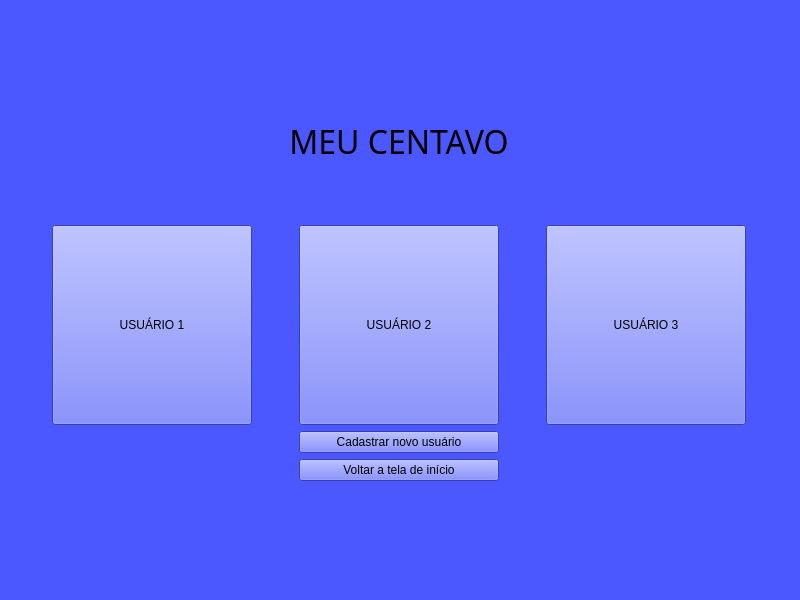
Before: the Qt Designer form MeuCentavoApp/Designer/Forms/formUsuario.ui in bee0ne1/MeuCentavo, drawn with Qt 5.
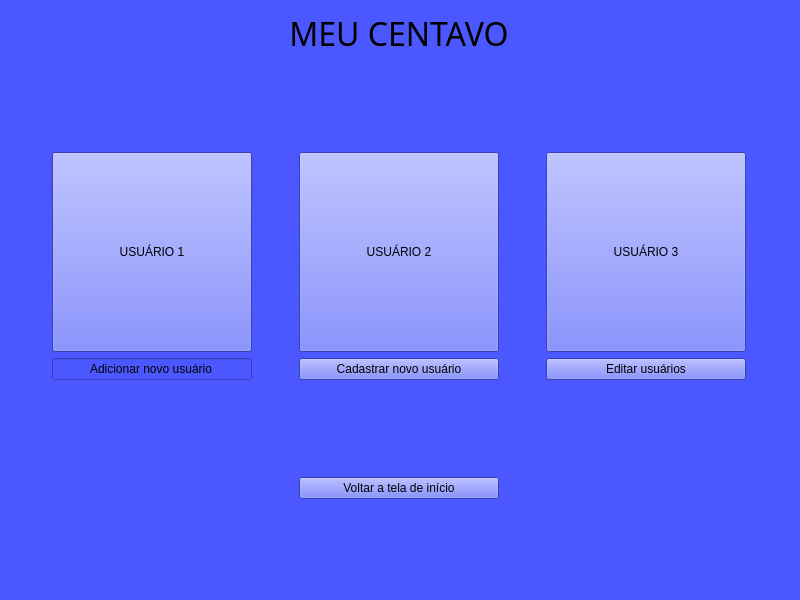
After: the same form once the commit is applied.

Commit message: ativar botão de gravar usuario,visualizar senha

```diff
--- a/MeuCentavoApp/Designer/Forms/formUsuario.ui
+++ b/MeuCentavoApp/Designer/Forms/formUsuario.ui
@@ -31,26 +31,26 @@
   <layout class="QVBoxLayout" name="verticalLayout">
    <item>
     <layout class="QGridLayout" name="gridLayout">
-     <item row="1" column="1">
-      <widget class="QPushButton" name="buttonUsuarioSwitch2">
-       <property name="sizePolicy">
-        <sizepolicy hsizetype="Fixed" vsizetype="Fixed">
-         <horstretch>0</horstretch>
-         <verstretch>0</verstretch>
-        </sizepolicy>
-       </property>
+     <item row="3" column="1">
+      <widget class="QPushButton" name="buttonCadastro">
        <property name="minimumSize">
         <size>
          <width>200</width>
-         <height>200</height>
+         <height>0</height>
+        </size>
+       </property>
+       <property name="maximumSize">
+        <size>
+         <width>200</width>
+         <height>16777215</height>
         </size>
        </property>
        <property name="text">
-        <string>USUÁRIO 2</string>
+        <string>Cadastrar novo usuário</string>
        </property>
       </widget>
      </item>
-     <item row="1" column="0">
+     <item row="2" column="0">
       <widget class="QPushButton" name="buttonUsuarioSwitch1">
        <property name="sizePolicy">
         <sizepolicy hsizetype="Fixed" vsizetype="Fixed">
@@ -69,6 +69,77 @@
        </property>
       </widget>
      </item>
+     <item row="6" column="1">
+      <spacer name="verticalSpacer_2">
+       <property name="orientation">
+        <enum>Qt::Orientation::Vertical</enum>
+       </property>
+       <property name="sizeHint" stdset="0">
+        <size>
+         <width>20</width>
+         <height>40</height>
+        </size>
+       </property>
+      </spacer>
+     </item>
+     <item row="3" column="2">
+      <widget class="QPushButton" name="pushButton">
+       <property name="text">
+        <string>Editar usuários</string>
+       </property>
+      </widget>
+     </item>
+     <item row="2" column="1">
+      <widget class="QPushButton" name="buttonUsuarioSwitch2">
+       <property name="sizePolicy">
+        <sizepolicy hsizetype="Fixed" vsizetype="Fixed">
+         <horstretch>0</horstretch>
+         <verstretch>0</verstretch>
+        </sizepolicy>
+       </property>
+       <property name="minimumSize">
+        <size>
+         <width>200</width>
+         <height>200</height>
+        </size>
+       </property>
+       <property name="text">
+        <string>USUÁRIO 2</string>
+       </property>
+      </widget>
+     </item>
+     <item row="5" column="1">
+      <widget class="QPushButton" name="buttonBack">
+       <property name="minimumSize">
+        <size>
+         <width>200</width>
+         <height>0</height>
+        </size>
+       </property>
+       <property name="maximumSize">
+        <size>
+         <width>200</width>
+         <height>16777215</height>
+        </size>
+       </property>
+       <property name="text">
+        <string>Voltar a tela de início</string>
+       </property>
+      </widget>
+     </item>
+     <item row="1" column="1">
+      <spacer name="verticalSpacer">
+       <property name="orientation">
+        <enum>Qt::Orientation::Vertical</enum>
+       </property>
+       <property name="sizeHint" stdset="0">
+        <size>
+         <width>20</width>
+         <height>40</height>
+        </size>
+       </property>
+      </spacer>
+     </item>
      <item row="0" column="0" colspan="3">
       <widget class="QLabel" name="label">
        <property name="maximumSize">
@@ -96,7 +167,7 @@
        </property>
       </widget>
      </item>
-     <item row="1" column="2">
+     <item row="2" column="2">
       <widget class="QPushButton" name="buttonUsuarioSwitch3">
        <property name="sizePolicy">
         <sizepolicy hsizetype="Fixed" vsizetype="Fixed">
@@ -115,8 +186,8 @@
        </property>
       </widget>
      </item>
-     <item row="2" column="1">
-      <widget class="QPushButton" name="buttonCadastro">
+     <item row="3" column="0">
+      <widget class="QLineEdit" name="lineEdit_2">
        <property name="minimumSize">
         <size>
          <width>200</width>
@@ -130,28 +201,25 @@
         </size>
        </property>
        <property name="text">
-        <string>Cadastrar novo usuário</string>
+        <string>Adicionar novo usuário</string>
+       </property>
+       <property name="alignment">
+        <set>Qt::AlignmentFlag::AlignCenter</set>
        </property>
       </widget>
      </item>
-     <item row="3" column="1">
-      <widget class="QPushButton" name="buttonBack">
-       <property name="minimumSize">
-        <size>
-         <width>200</width>
-         <height>0</height>
-        </size>
+     <item row="4" column="1">
+      <spacer name="verticalSpacer_3">
+       <property name="orientation">
+        <enum>Qt::Orientation::Vertical</enum>
        </property>
-       <property name="maximumSize">
+       <property name="sizeHint" stdset="0">
         <size>
-         <width>200</width>
-         <height>16777215</height>
+         <width>20</width>
+         <height>40</height>
         </size>
        </property>
-       <property name="text">
-        <string>Voltar a tela de início</string>
-       </property>
-      </widget>
+      </spacer>
      </item>
     </layout>
    </item>
```
The commit also changes 23 other files.
